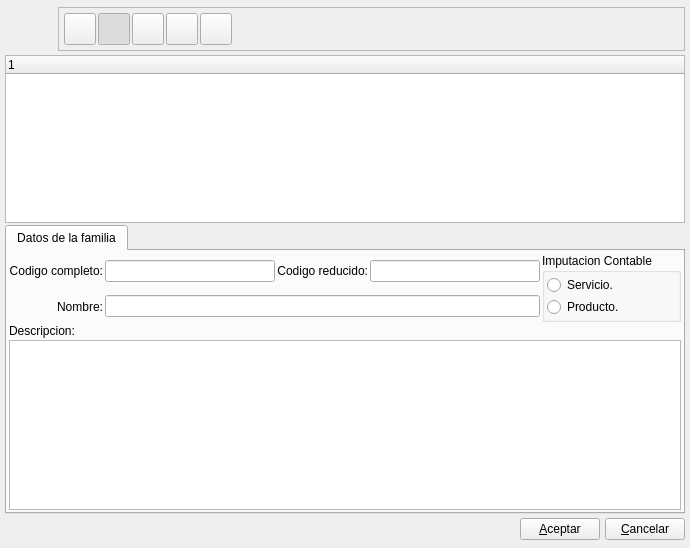
First picture: the form in bulmages/bulmafact/plugins/pluginbf_articulo/familiasbase.ui, repository eboladev/Bulmages-1, before the edit.
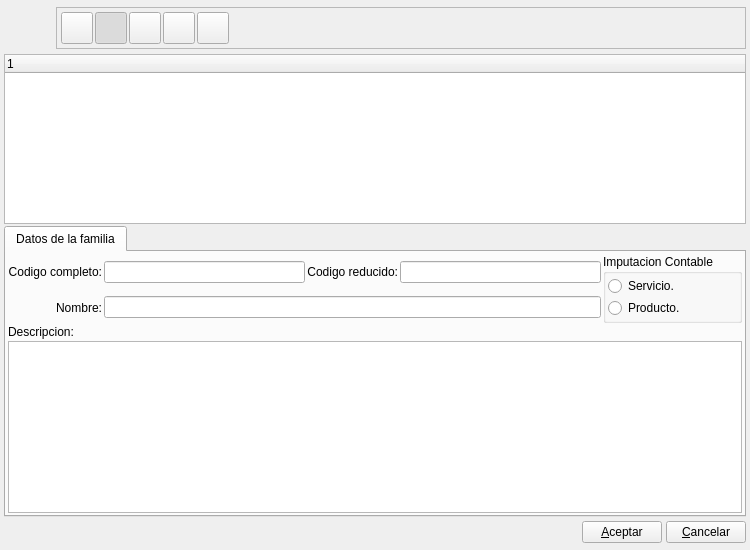
Second picture: the form after the edit. Icons and pictures are not drawn.

Diff of the .ui file:
```diff
--- a/bulmages/bulmafact/plugins/pluginbf_articulo/familiasbase.ui
+++ b/bulmages/bulmafact/plugins/pluginbf_articulo/familiasbase.ui
@@ -7,10 +7,16 @@
    <rect>
     <x>0</x>
     <y>0</y>
-    <width>690</width>
-    <height>548</height>
+    <width>750</width>
+    <height>550</height>
    </rect>
   </property>
+  <property name="minimumSize">
+   <size>
+    <width>750</width>
+    <height>550</height>
+   </size>
+  </property>
   <property name="windowTitle">
    <string>Familias</string>
   </property>
@@ -20,12 +26,12 @@
   </property>
   <layout class="QVBoxLayout" name="verticalLayout">
    <property name="margin">
-    <number>5</number>
+    <number>4</number>
    </property>
    <item>
     <layout class="QHBoxLayout">
      <property name="spacing">
-      <number>5</number>
+      <number>4</number>
      </property>
      <property name="sizeConstraint">
       <enum>QLayout::SetFixedSize</enum>
@@ -86,7 +92,7 @@
        </property>
        <layout class="QHBoxLayout">
         <property name="margin">
-         <number>5</number>
+         <number>4</number>
         </property>
         <item>
          <widget class="QToolButton" name="mui_crear">
@@ -117,8 +123,8 @@
           </property>
           <property name="iconSize">
            <size>
-            <width>32</width>
-            <height>32</height>
+            <width>22</width>
+            <height>22</height>
            </size>
           </property>
          </widget>
@@ -193,8 +199,8 @@
           </property>
           <property name="iconSize">
            <size>
-            <width>32</width>
-            <height>32</height>
+            <width>22</width>
+            <height>22</height>
            </size>
           </property>
          </widget>
@@ -228,8 +234,8 @@
           </property>
           <property name="iconSize">
            <size>
-            <width>32</width>
-            <height>32</height>
+            <width>22</width>
+            <height>22</height>
            </size>
           </property>
          </widget>
@@ -263,8 +269,8 @@
           </property>
           <property name="iconSize">
            <size>
-            <width>32</width>
-            <height>32</height>
+            <width>22</width>
+            <height>22</height>
            </size>
           </property>
          </widget>
@@ -428,7 +434,7 @@
    <item>
     <layout class="QHBoxLayout">
      <property name="spacing">
-      <number>5</number>
+      <number>4</number>
      </property>
      <property name="margin">
       <number>0</number>
```
